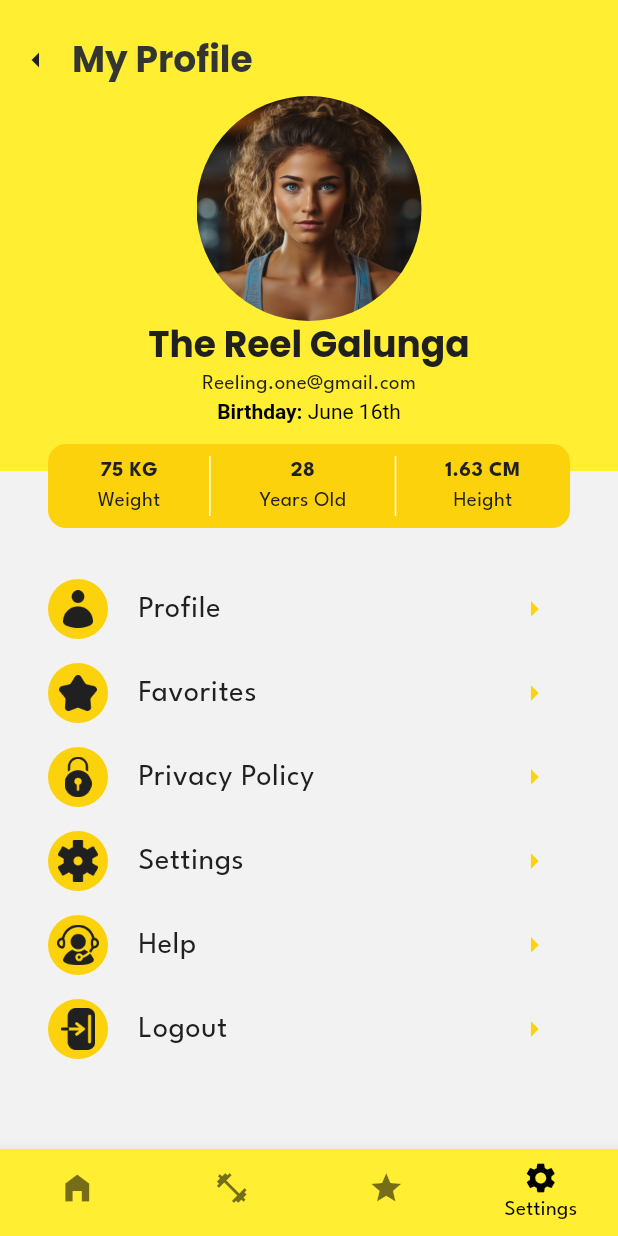
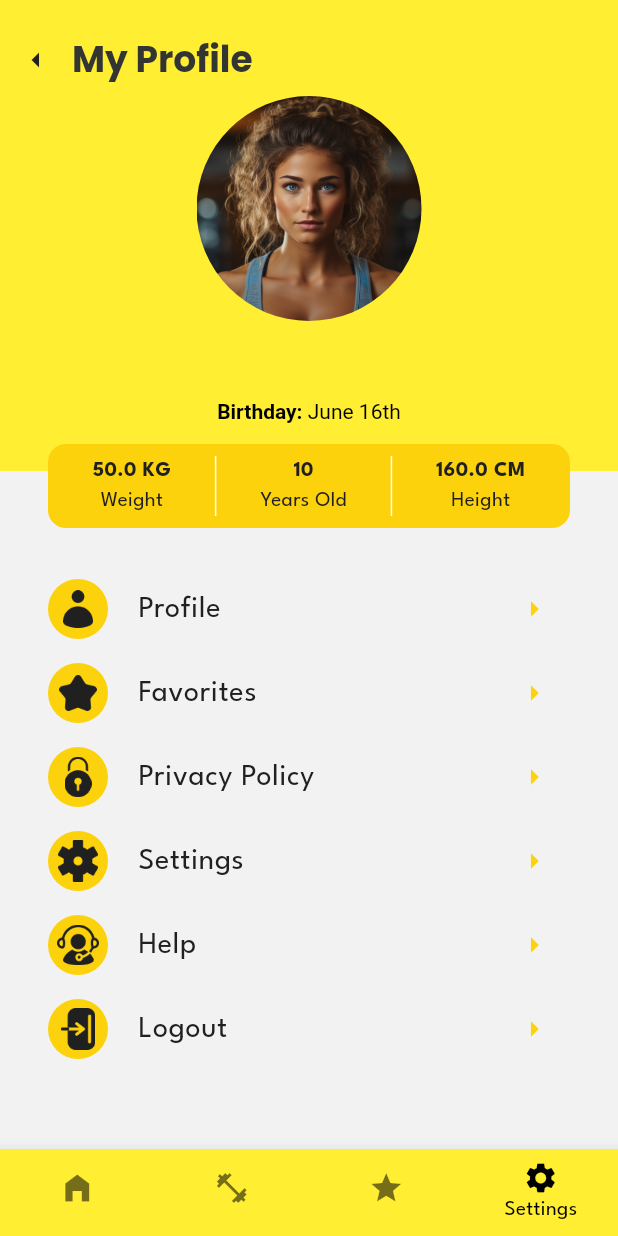
Before and after one commit to almajd3713/smart_lifters, a Flutter app: the ContentController screen opened by its route, item 4 of the bottom bar chosen, after a tap on the "arrow right" icon, on a phone screen of 412 x 824 dp. Run offline on Flutter 3.47's test engine with Material 3 defaults, Android fonts, the phone set to English and light mode, and no system bars; our stand-ins replace google_fonts, hive, hive_flutter, smooth_page_indicator; accounts and stored records are empty.

Commit message:
add changes I dont remember anymore

```diff
--- a/lib/src/content/account/account.dart
+++ b/lib/src/content/account/account.dart
@@ -3,17 +3,38 @@
 
 import 'package:flutter/material.dart';
 import 'package:smart_lifters/src/core/constants/numbers.dart';
+import 'package:smart_lifters/src/db/prefs.dart';
+import 'package:smart_lifters/src/db/schemas/user/user.dart';
 
 class ScreenAccount extends StatefulWidget {
-  const ScreenAccount({super.key});
+  ScreenAccount({super.key});
 
   @override
   State<ScreenAccount> createState() => _ScreenAccountState();
 }
 
 class _ScreenAccountState extends State<ScreenAccount> {
+  Future<User> fetchUser() async {
+    User user = await localData.get('user');
+    return user;
+  }
+    final List<List> _optionBtns = [
+    ['Profile', 'account_black', () {}],
+    ['Favorites', 'star_black', () {}],
+    ['Privacy Policy', 'lock_black', () {}],
+    ['Settings', 'settings_black', () {}],
+    ['Help', 'support_black', () {}],
+    ['Logout', 'logout_black', () {}],
+  ];
+
   @override
   Widget build(BuildContext context) {
+    return FutureBuilder<User>(
+      future: fetchUser(),
+      builder: (context, snapshot) {
+        if(snapshot.connectionState == ConnectionState.waiting) {
+          return CircularProgressIndicator();
+        } else {
           return SingleChildScrollView(
         physics: const NeverScrollableScrollPhysics(),
         child: Column(children: [
@@ -23,18 +44,22 @@ class _ScreenAccountState extends State<ScreenAccount> {
             ),
             child: Column(
               children: [
-              topPart(context),
-              infoPart(context),
+                topPart(context, snapshot.data as User),
+                infoPart(context, snapshot.data as User),
               ],
             ),
           ),
-          bottomPart(context)
+            bottomPart(context, snapshot.data as User, _optionBtns)
         ],),
       );
         }
+      }
+    );
+  }
 
-  Padding bottomPart(BuildContext context) {
-    return Padding(
+  SingleChildScrollView bottomPart(BuildContext context, User user, _optionBtns) {
+    return SingleChildScrollView(
+      child: Padding(
           padding: const EdgeInsets.all(Constants.padding),
           child: Container(
             transform: Matrix4.translationValues(0, -50, 0),
@@ -45,37 +70,47 @@ class _ScreenAccountState extends State<ScreenAccount> {
                     borderRadius: BorderRadius.circular(12),
                     color: Theme.of(context).colorScheme.secondary
                   ),
-                child: const Padding(
+                  child: Padding(
                     padding: EdgeInsets.all(8.0),
                     child: IntrinsicHeight(
                       child: Row(
                         mainAxisAlignment: MainAxisAlignment.spaceEvenly,
                         children: [
-                      const Column(children: [Text("75 KG", style: TextStyle(fontWeight: FontWeight.bold)), Text("Weight")]),
+                        Column(children: [Text("${user.weight} KG", style: TextStyle(fontWeight: FontWeight.bold)), Text("Weight")]),
                         VerticalDivider(color: Colors.white),
-                      Flexible(flex: 3, child: const Column(children: [Text("28", style: TextStyle(fontWeight: FontWeight.bold)), Text("Years Old")])),
+                        Flexible(flex: 3, child: Column(children: [Text("${user.age}", style: TextStyle(fontWeight: FontWeight.bold)), Text("Years Old")])),
                         VerticalDivider(color: Colors.white),
-                      const Column(children: [Text("1.63 CM", style: TextStyle(fontWeight: FontWeight.bold)), Text("Height")]),
+                        Column(children: [Text("${user.height} CM", style: TextStyle(fontWeight: FontWeight.bold)), Text("Height")]),
                         ],
                       ),
                     ),
                   ),
                 ),
                 const SizedBox(height: 30,),
-              optionButton(context, "Profile", "account_black"),
-              optionButton(context, "Favorites", "star_black"),
-              optionButton(context, "Privacy Policy", "lock_black"),
-              optionButton(context, "Settings", "settings_black"),
-              optionButton(context, "Help", "support_black"),
-              optionButton(context, "Logout", "logout_black"),
+                ListView.builder(
+                  // physics: const NeverScrollableScrollPhysics(),
+                  shrinkWrap: true,
+                  itemCount: _optionBtns.length,
+                  itemBuilder: (context, index) {
+                    return optionButton(context, _optionBtns[index][0], _optionBtns[index][1], _optionBtns[index][2]);
+                },),
+                SizedBox(height: 200,)
+                // optionButton(context, "Profile", "account_black"),
+                // optionButton(context, "Favorites", "star_black"),
+                // optionButton(context, "Privacy Policy", "lock_black"),
+                // optionButton(context, "Settings", "settings_black"),
+                // optionButton(context, "Help", "support_black"),
+                // optionButton(context, "Logout", "logout_black"),
               ],
+            ),
           ),
         ),
     );
   }
 
-  Padding optionButton(BuildContext context, String content, String icon) {
-    return Padding(
+  GestureDetector optionButton(BuildContext context, String content, String icon, callback) {
+    return GestureDetector(
+      child: Padding(
         padding: const EdgeInsets.only(bottom: 8),
         child: Row(
           mainAxisAlignment: MainAxisAlignment.spaceBetween,
@@ -96,13 +131,14 @@ class _ScreenAccountState extends State<ScreenAccount> {
                         ))
                       ],
                     ),
-          IconButton(onPressed: () {}, icon: Icon(Icons.arrow_right, color: Theme.of(context).colorScheme.secondary,), )
+            IconButton(onPressed: callback, icon: Icon(Icons.arrow_right, color: Theme.of(context).colorScheme.secondary,), )
           ],
+        ),
       ),
     );
   }
 
-  Padding infoPart(BuildContext context) {
+  Padding infoPart(BuildContext context, User user) {
     return Padding(
             padding: const EdgeInsets.only(
                   right: Constants.padding, left: Constants.padding, bottom: Constants.padding),
@@ -111,10 +147,10 @@ class _ScreenAccountState extends State<ScreenAccount> {
                 ClipRRect(
                   borderRadius: BorderRadius.circular(1000),
                   child: Image.asset('assets/images/account_image.png', alignment: Alignment.center, width: 150, height: 150, fit: BoxFit.cover,)),
-                  Text("The Reel Galunga", style: Theme.of(context).textTheme.headlineSmall!.copyWith(
+                  Text("${user.name}", style: Theme.of(context).textTheme.headlineSmall!.copyWith(
                     fontWeight: FontWeight.w700
                   ),),
-                  const Text("Reeling.one@gmail.com"),
+                  Text("${user.email}"),
                   RichText(
                     text: const TextSpan(
                       style: TextStyle(
@@ -131,7 +167,7 @@ class _ScreenAccountState extends State<ScreenAccount> {
           );
   }
 
-  Padding topPart(BuildContext context) {
+  Padding topPart(BuildContext context, User user) {
     return Padding(
       padding: const EdgeInsets.only(top: 16),
       child: Row(
--- a/lib/src/content/home/home.dart
+++ b/lib/src/content/home/home.dart
@@ -1,6 +1,7 @@
 
 
 import 'package:flutter/material.dart';
+import 'package:smart_lifters/src/content/home_controller.dart';
 import 'package:smart_lifters/src/core/constants/numbers.dart';
 import 'package:smart_lifters/src/core/widgets/card_exercise_borderless.dart';
 import 'package:smart_lifters/src/core/widgets/card_exercise_compact.dart';
@@ -12,14 +13,16 @@ class ScreenHome extends StatelessWidget {
   @override
   Widget build(BuildContext context) {
     var srcWidth = MediaQuery.of(context).size.width;
-    return Column(children: [
-      topPart(context),
-      topMenuWorkout(context),
-      recommendations(context, srcWidth),
-      weeklyChallenge(context),
-      bottomPart(srcWidth)
+    return SingleChildScrollView(
+      child: Column(children: [
+        topPart(context),
+        topMenuWorkout(context),
+        recommendations(context, srcWidth),
+        weeklyChallenge(context),
+        bottomPart(srcWidth)
 
-    ],);
+      ],),
+    );
   }
 
   Column bottomPart(double srcWidth) {
@@ -142,7 +145,9 @@ class ScreenHome extends StatelessWidget {
             children: [
               IconButton(onPressed: () {}, icon: Image.asset('assets/icons/search.png', scale: 1.6)),
               IconButton(onPressed: () {}, icon: Image.asset('assets/icons/ring.png', scale: 1.6)),
-              IconButton(onPressed: () {}, icon: Image.asset('assets/icons/account.png', scale: 1.6)),
+              IconButton(onPressed: () {
+                ContentController.pageController.animateToPage(3, duration: const Duration(milliseconds: 400), curve: Curves.easeInOut);
+              }, icon: Image.asset('assets/icons/account.png', scale: 1.6)),
             ],
           )
         ],),
--- a/lib/src/content/home_controller.dart
+++ b/lib/src/content/home_controller.dart
@@ -9,27 +9,28 @@ import 'package:smart_lifters/src/content/workout/workout.dart';
 class ContentController extends StatefulWidget {
   const ContentController({super.key});
 
+  static final PageController pageController = PageController(initialPage: 0);
+
   @override
   State<ContentController> createState() => ContentControllerState();
 }
 
 class ContentControllerState extends State<ContentController> {
-  int _selectedIndex = 3;
+  int _selectedIndex = 0;
   final List<Widget> _navbarPages = [
     const ScreenHome(),
     const ScreenWorkout(),
     const ScreenFavorites(),
-    const ScreenAccount(),
+    ScreenAccount(),
   ];
 
-  final PageController _pageController = PageController(initialPage: 3);
 
   @override
   Widget build(BuildContext context) {
     return SafeArea(
       child: Scaffold(
         body: PageView(
-          controller: _pageController,
+          controller: ContentController.pageController,
           children: _navbarPages,
           onPageChanged: (i) => setState(() => _selectedIndex = i),
         ),
@@ -40,7 +41,7 @@ class ContentControllerState extends State<ContentController> {
           showUnselectedLabels: false,
           currentIndex: _selectedIndex,
           onTap: (i) => {
-            _pageController.animateToPage(i, duration: const Duration(milliseconds: 400), curve: Curves.easeInOut)
+             ContentController.pageController.animateToPage(i, duration: const Duration(milliseconds: 400), curve: Curves.easeInOut)
           },
           items: const [
             BottomNavigationBarItem(icon: Icon(Icons.home_filled), label: 'Home',),
--- a/lib/src/content/landing/height.dart
+++ b/lib/src/content/landing/height.dart
@@ -7,7 +7,7 @@ class Height extends StatefulWidget {
 }
 
 class _HeightState extends State<Height> {
-  double _selectedHeight = 170.0; // Default height in cm
+  double _selectedHeight = 140.0; // Default height in cm
 
   @override
   Widget build(BuildContext context) {
--- a/lib/src/content/landing/weight.dart
+++ b/lib/src/content/landing/weight.dart
@@ -7,7 +7,7 @@ class Weight extends StatefulWidget {
 }
 
 class _WeightState extends State<Weight> {
-  double _selectedWeight = 75.0; // Default weight
+  double _selectedWeight = 40.0; // Default weight
   bool _isKg = true; // Default unit (KG)
 
   double toLB() {
--- a/lib/src/db/prefs.dart
+++ b/lib/src/db/prefs.dart
@@ -22,7 +22,6 @@ Future<void> openBoxes() async {
 }
 
 Future<void> checkFirstLaunch() async {
-  await localData.clear();
   bool? isFirstLaunch = localData.get('is_first_launch');
   if(isFirstLaunch == null || isFirstLaunch) {
     // await localData.put('is_first_launch', false);
```
Also changed, not shown: lib/src/content/favorites/favorites.dart (+6 -1 lines), lib/src/content/landing/launch.dart (+4 -8 lines), lib/src/content/landing/sign_up.dart (+10 -4 lines), lib/src/content/workout/workout.dart (+6 -1 lines). Lines whose indentation alone changed are shown as unchanged.
